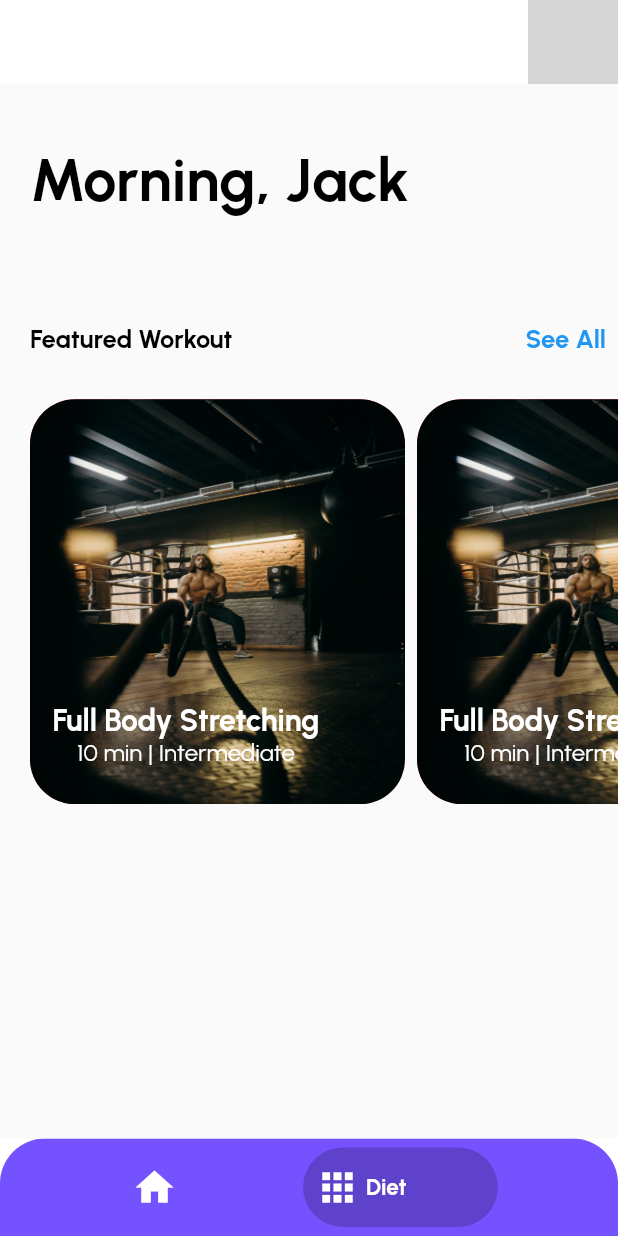
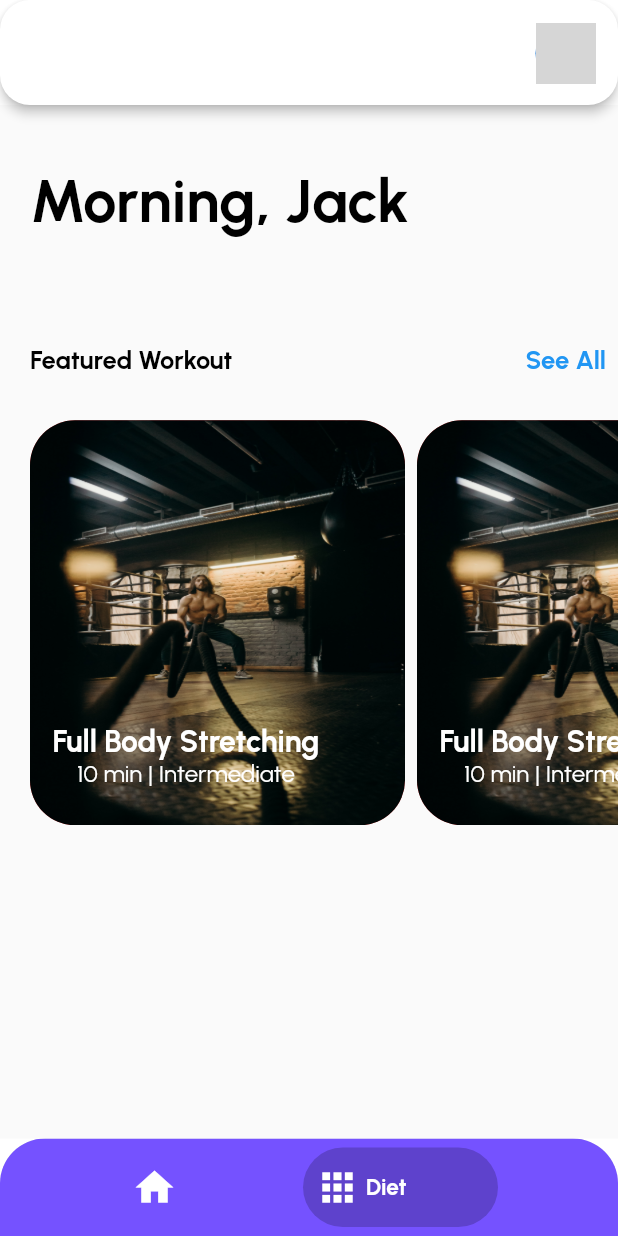
Before and after one commit to Manish5000/Diet4U, a Flutter app: the Homescreen screen opened directly, item 2 of the bottom bar chosen, after a tap on "See All", on a phone screen of 412 x 824 dp. Run offline on Flutter 3.47's test engine with Material 2 defaults, Android fonts, the light colour scheme and no system bars; drawn by our look-alikes of bottom_navy_bar; our stand-ins replace awesome_dialog, curved_navigation_bar, firebase_auth, firebase_core, flutter_svg, fluttertoast and 6 more; missing offline and left inert: dart:ffi; accounts and stored records are empty; network calls fail; grey boxes are pictures that could not be loaded.

Commit message:
minor fixes

```diff
--- a/lib/Screens/Homescreen/homepage.dart
+++ b/lib/Screens/Homescreen/homepage.dart
@@ -40,8 +40,12 @@ final  user = FirebaseAuth.instance.currentUser;
   Widget build(BuildContext context) {
     return Scaffold(
       backgroundColor: Colors.white,
-     appBar: AppBar(
-       elevation: 0,
+     appBar: PreferredSize(
+       preferredSize: Size.fromHeight(70),
+       child: AppBar(
+
+         shape: RoundedRectangleBorder(borderRadius: BorderRadius.circular(20)),
+         elevation: 3,
          leading: null,
          backgroundColor: Colors.white,
          actions: [
@@ -51,13 +55,17 @@ final  user = FirebaseAuth.instance.currentUser;
               showDialog(context: context, builder: (builder){
                      return Profiledialog();
            });},
+           child: Padding(
+             padding: EdgeInsets.only(top: 15,right: 15),
              child: CircleAvatar(
 
                backgroundImage: NetworkImage(user!.photoURL.toString()),
-           radius: 30,
+               radius: 20,
+             ),
            ),
          ),
        ]),
+     ),
       body: SizedBox.expand(
         child: PageView(
           controller: _pageController,
--- a/lib/Screens/Homescreen/workoutscreen.dart
+++ b/lib/Screens/Homescreen/workoutscreen.dart
@@ -21,6 +21,8 @@ class _WorkoutpageState extends State<Workoutpage> {
       body:
       Padding(
         padding: const EdgeInsets.only(left:20.0,),
+        child: Expanded(
+          child: SingleChildScrollView(
             child: Column(
 
               crossAxisAlignment: CrossAxisAlignment.start,
@@ -52,17 +54,47 @@ class _WorkoutpageState extends State<Workoutpage> {
                         scrollDirection: Axis.horizontal,
                         children: [
                           Workoutcard(),
-                      SizedBox(width: 8,),
+                          SizedBox(width: 15,),
                           Workoutcard(),
-                      SizedBox(width: 8,),
+                          SizedBox(width: 10,),
                           Workoutcard(),
-                      SizedBox(width: 8,),
+                          SizedBox(width: 10,),
                           Workoutcard(),
-                      SizedBox(width: 8,),
+                          SizedBox(width: 10,),
+                        ],
+                      ),
+                    ),
+                    Padding(
+                      padding: const EdgeInsets.only(right: 20,top: 20),
+                      child: Column(
+                        children: [
+                           Row(
+                      mainAxisAlignment: MainAxisAlignment.spaceBetween,
+                      children: <Widget>[
+                        Text('Workout Level',style: GoogleFonts.urbanist(fontSize: 17,color: Colors.black,fontWeight: FontWeight.bold)),
+                        TextButton(onPressed: (){},
+                         child:Text('See All',style: GoogleFonts.urbanist(fontSize: 17,fontWeight: FontWeight.bold) )),
+
+                      ],
+                    ),
+                          Container(
+                            height: MediaQuery.of(context).size.height*0.200,
+                            width: MediaQuery.of(context).size.width,
+                            child: Workoutcard(),
+                          ),
+                          Container(
+                            height: MediaQuery.of(context).size.height*0.200,
+                            width: MediaQuery.of(context).size.width,
+                            child: Workoutcard(),
+                          ),
+
                         ],
                       ),
                     )
+
               ],
+            ),
+          ),
         ),
       ),
     );
```
Lines whose indentation alone changed are shown as unchanged.
